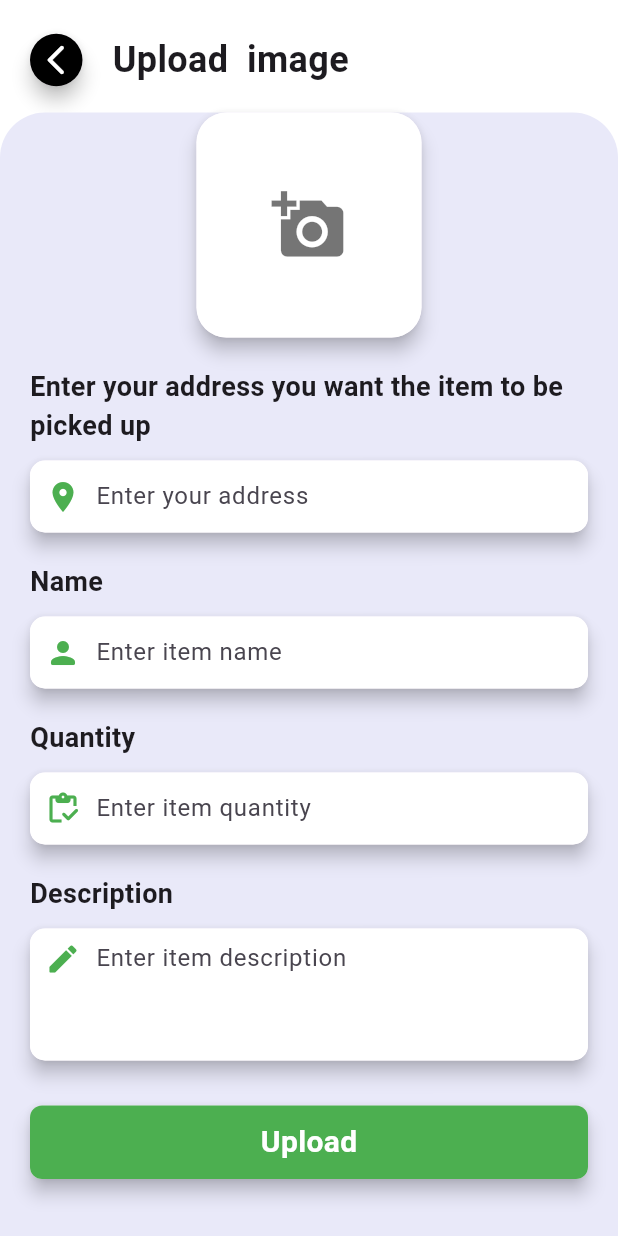
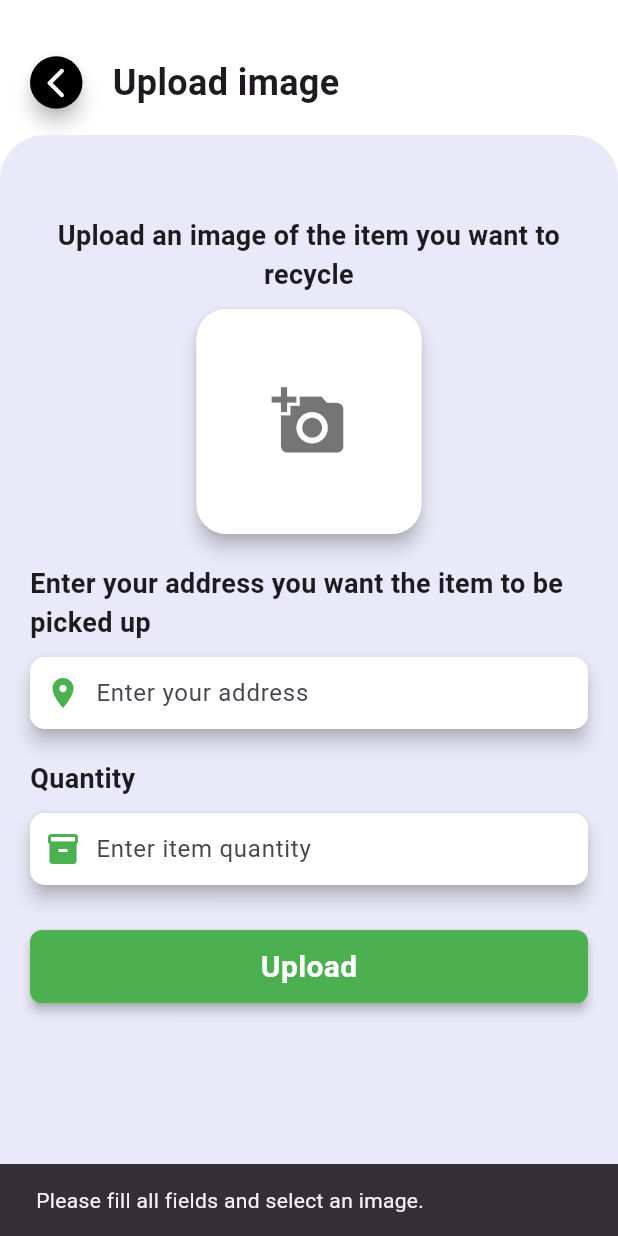
Before and after one commit to DiseirangCHHEUN/recycle_app, a Flutter app: the UploadItem screen opened by its route, after a tap on "Upload", on a phone screen of 412 x 824 dp. Run offline on Flutter 3.47's test engine with Material 3 defaults, Android fonts, the phone set to English and light mode, and no system bars; our stand-ins replace cloud_firestore, firebase_auth, firebase_core, google_sign_in, image_picker, shared_preferences; accounts and stored records are empty; network calls fail; statements that could not run were skipped.

Commit message:
update sth

```diff
--- a/lib/pages/login_page.dart
+++ b/lib/pages/login_page.dart
@@ -14,6 +14,7 @@ class _LoginPageState extends State<LoginPage> {
   Widget build(BuildContext context) {
     return Scaffold(
       body: SingleChildScrollView(
+        physics: BouncingScrollPhysics(),
         child: Column(
           children: [
             Image.asset(
@@ -84,7 +85,9 @@ class _LoginPageState extends State<LoginPage> {
                             SizedBox(width: 20.0),
                             Text(
                               'Sign in with Google',
-                              style: AppTextStyle.whiteTextStyle(24.0),
+                              style: AppTextStyle.whiteTextStyle(
+                                MediaQuery.of(context).size.width * 0.06,
+                              ),
                             ),
                           ],
                         ),
--- a/lib/pages/upload_item.dart
+++ b/lib/pages/upload_item.dart
@@ -13,9 +13,7 @@ class UploadItem extends StatefulWidget {
 
 class _UploadItemState extends State<UploadItem> {
   TextEditingController addressController = TextEditingController();
-  TextEditingController nameController = TextEditingController();
   TextEditingController quantityController = TextEditingController();
-  TextEditingController descriptionController = TextEditingController();
 
   // Initialize ImagePicker
   final ImagePicker picker = ImagePicker();
@@ -41,14 +39,14 @@ class _UploadItemState extends State<UploadItem> {
         ModalRoute.of(context)?.settings.arguments as Map<String, dynamic>?;
 
     final categories = args?['categories'] ?? '';
-    // final id = args?['id'] ?? '';
+    final id = args?['id'] ?? '';
 
     return Scaffold(
       body: Column(
         crossAxisAlignment: CrossAxisAlignment.start,
         children: [
-          const SizedBox(height: 15.0),
-          buildUploadAppBar(context, categories),
+          const SizedBox(height: 30.0),
+          buildUploadAppBar(),
           const SizedBox(height: 10.0),
           Expanded(
             child: Container(
@@ -61,7 +59,24 @@ class _UploadItemState extends State<UploadItem> {
                 ),
               ),
               child: ListView(
+                physics: BouncingScrollPhysics(),
                 children: [
+                  Center(
+                    child: Text(
+                      categories,
+                      style: TextStyle(
+                        fontSize: 24,
+                        fontWeight: FontWeight.bold,
+                      ),
+                    ),
+                  ),
+                  const SizedBox(height: 20.0),
+                  Text(
+                    'Upload an image of the item you want to recycle',
+                    style: TextStyle(fontSize: 18, fontWeight: FontWeight.bold),
+                    textAlign: TextAlign.center,
+                  ),
+                  const SizedBox(height: 10.0),
                   Center(
                     child: GestureDetector(
                       onTap: () {
@@ -101,63 +116,10 @@ class _UploadItemState extends State<UploadItem> {
                     style: TextStyle(fontSize: 18, fontWeight: FontWeight.bold),
                   ),
                   const SizedBox(height: 10.0),
-                  Material(
-                    borderRadius: BorderRadius.circular(10.0),
-                    elevation: 5.0,
-                    child: Container(
-                      padding: const EdgeInsets.symmetric(horizontal: 10.0),
-                      decoration: BoxDecoration(
-                        borderRadius: BorderRadius.circular(10.0),
-                        color: Colors.white,
-                      ),
-                      child: Row(
-                        children: [
-                          Icon(Icons.location_on, color: Colors.green),
-                          const SizedBox(width: 10.0),
-                          Expanded(
-                            child: TextField(
-                              controller: addressController,
-                              decoration: InputDecoration(
-                                border: InputBorder.none,
-                                hintText: 'Enter your address',
-                              ),
-                            ),
-                          ),
-                        ],
-                      ),
-                    ),
-                  ),
-                  const SizedBox(height: 20.0),
-                  Text(
-                    'Name',
-                    style: TextStyle(fontSize: 18, fontWeight: FontWeight.bold),
-                  ),
-                  const SizedBox(height: 10.0),
-                  Material(
-                    borderRadius: BorderRadius.circular(10.0),
-                    elevation: 5.0,
-                    child: Container(
-                      padding: const EdgeInsets.symmetric(horizontal: 10.0),
-                      decoration: BoxDecoration(
-                        borderRadius: BorderRadius.circular(10.0),
-                        color: Colors.white,
-                      ),
-                      child: Row(
-                        children: [
-                          Icon(Icons.person_rounded, color: Colors.green),
-                          const SizedBox(width: 10.0),
-                          Expanded(
-                            child: TextField(
-                              controller: nameController,
-                              decoration: InputDecoration(
-                                border: InputBorder.none,
-                                hintText: 'Enter item name',
-                              ),
-                            ),
-                          ),
-                        ],
-                      ),
-                    ),
+                  buildUploadTextField(
+                    icon: Icons.location_on,
+                    controller: addressController,
+                    hintText: 'Enter your address',
                   ),
                   const SizedBox(height: 20.0),
                   Text(
@@ -165,81 +127,33 @@ class _UploadItemState extends State<UploadItem> {
                     style: TextStyle(fontSize: 18, fontWeight: FontWeight.bold),
                   ),
                   const SizedBox(height: 10.0),
-                  Material(
-                    borderRadius: BorderRadius.circular(10.0),
-                    elevation: 5.0,
-                    child: Container(
-                      padding: const EdgeInsets.symmetric(horizontal: 10.0),
-                      decoration: BoxDecoration(
-                        borderRadius: BorderRadius.circular(10.0),
-                        color: Colors.white,
-                      ),
-                      child: Row(
-                        children: [
-                          Icon(Icons.inventory_rounded, color: Colors.green),
-                          const SizedBox(width: 10.0),
-                          Expanded(
-                            child: TextField(
-                              controller: quantityController,
-                              decoration: InputDecoration(
-                                border: InputBorder.none,
-                                hintText: 'Enter item quantity',
-                              ),
-                            ),
-                          ),
-                        ],
-                      ),
-                    ),
-                  ),
-                  const SizedBox(height: 20.0),
-                  Text(
-                    'Description',
-                    style: TextStyle(fontSize: 18, fontWeight: FontWeight.bold),
-                  ),
-                  const SizedBox(height: 10.0),
-                  Material(
-                    borderRadius: BorderRadius.circular(10.0),
-                    elevation: 5.0,
-                    child: Container(
-                      padding: const EdgeInsets.symmetric(horizontal: 10.0),
-                      decoration: BoxDecoration(
-                        borderRadius: BorderRadius.circular(10.0),
-                        color: Colors.white,
-                      ),
-                      child: Row(
-                        crossAxisAlignment: CrossAxisAlignment.start,
-                        children: [
-                          Padding(
-                            padding: const EdgeInsets.only(top: 8.0),
-                            child: Icon(
-                              Icons.edit_rounded,
-                              color: Colors.green,
-                            ),
-                          ),
-                          const SizedBox(width: 10.0),
-                          Expanded(
-                            child: TextField(
-                              textAlign: TextAlign.start,
-                              controller: descriptionController,
-                              maxLines: 3,
-                              decoration: InputDecoration(
-                                border: InputBorder.none,
-                                hintText: 'Enter item description',
-                              ),
-                            ),
-                          ),
-                        ],
-                      ),
-                    ),
+                  buildUploadTextField(
+                    icon: Icons.inventory,
+                    controller: quantityController,
+                    hintText: 'Enter item quantity',
                   ),
                   const SizedBox(height: 30.0),
                   MButton(
                     'Upload',
                     onTap: () {
                       // Handle button tap
-                      print('Upload Item button tapped');
+                      if (selectedImage != null &&
+                          addressController.text.isNotEmpty &&
+                          quantityController.text.isNotEmpty) {
+                        // String itemId = randomAlphaNumeric(10);
+                      } else {
+                        // Show error message
+                        ScaffoldMessenger.of(context).showSnackBar(
+                          SnackBar(
+                            content: Text(
+                              'Please fill all fields and select an image.',
+                            ),
+                          ),
+                        );
+                      }
                     },
                   ),
+                  const SizedBox(height: 20.0),
                 ],
               ),
             ),
@@ -249,7 +163,40 @@ class _UploadItemState extends State<UploadItem> {
     );
   }
 
-  buildUploadAppBar(BuildContext context, String categories) {
+  Material buildUploadTextField({
+    required IconData icon,
+    required TextEditingController controller,
+    required String hintText,
+  }) {
+    return Material(
+      borderRadius: BorderRadius.circular(10.0),
+      elevation: 5.0,
+      child: Container(
+        padding: const EdgeInsets.symmetric(horizontal: 10.0),
+        decoration: BoxDecoration(
+          borderRadius: BorderRadius.circular(10.0),
+          color: Colors.white,
+        ),
+        child: Row(
+          children: [
+            Icon(icon, color: Colors.green),
+            const SizedBox(width: 10.0),
+            Expanded(
+              child: TextField(
+                controller: controller,
+                decoration: InputDecoration(
+                  border: InputBorder.none,
+                  hintText: hintText,
+                ),
+              ),
+            ),
+          ],
+        ),
+      ),
+    );
+  }
+
+  buildUploadAppBar() {
     return SizedBox(
       height: 50.0,
       child: Row(
@@ -279,7 +226,7 @@ class _UploadItemState extends State<UploadItem> {
           ),
           const SizedBox(width: 20.0),
           Text(
-            'Upload $categories image',
+            'Upload image',
             style: TextStyle(fontSize: 24, fontWeight: FontWeight.bold),
           ),
         ],
--- a/lib/widgets/material_button.dart
+++ b/lib/widgets/material_button.dart
@@ -14,7 +14,8 @@ class MButton extends StatelessWidget {
     return GestureDetector(
       onTap: onTap,
       child: Material(
-        elevation: 5.0,
+        elevation: 3.0,
+
         borderRadius: BorderRadius.circular(8),
         child: Container(
           padding: EdgeInsets.symmetric(horizontal: 30, vertical: 10),
```
Also changed, not shown: lib/models/user_info_model.dart (added, +7 -0 lines), lib/pages/home_page.dart (+34 -15 lines), lib/services/auth_service.dart (+3 -4 lines), lib/services/database.dart (+28 -0 lines), lib/services/shared_pref.dart (renamed from lib/helper/shared_pref.dart, +10 -2 lines), 2 other files.
